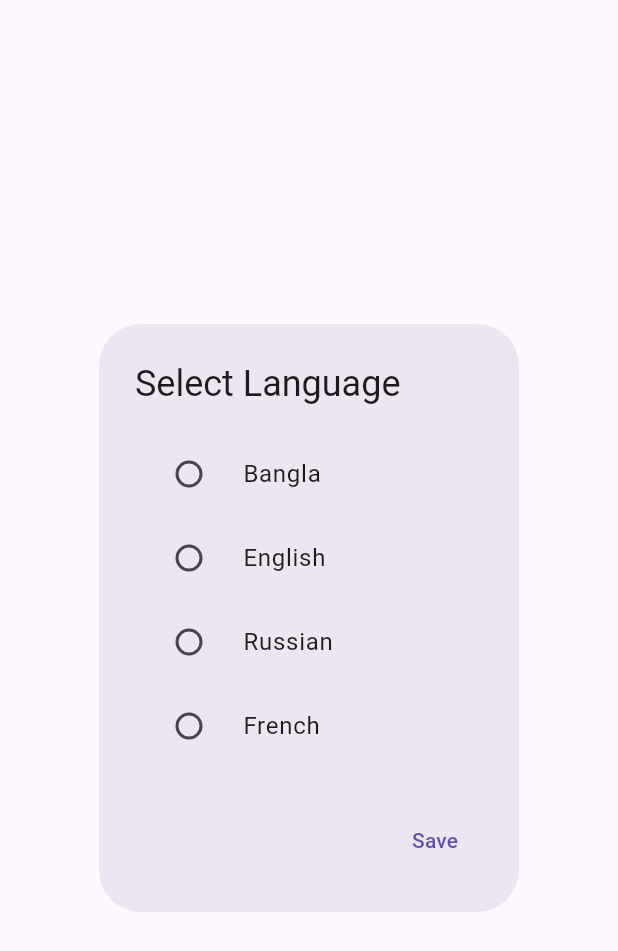
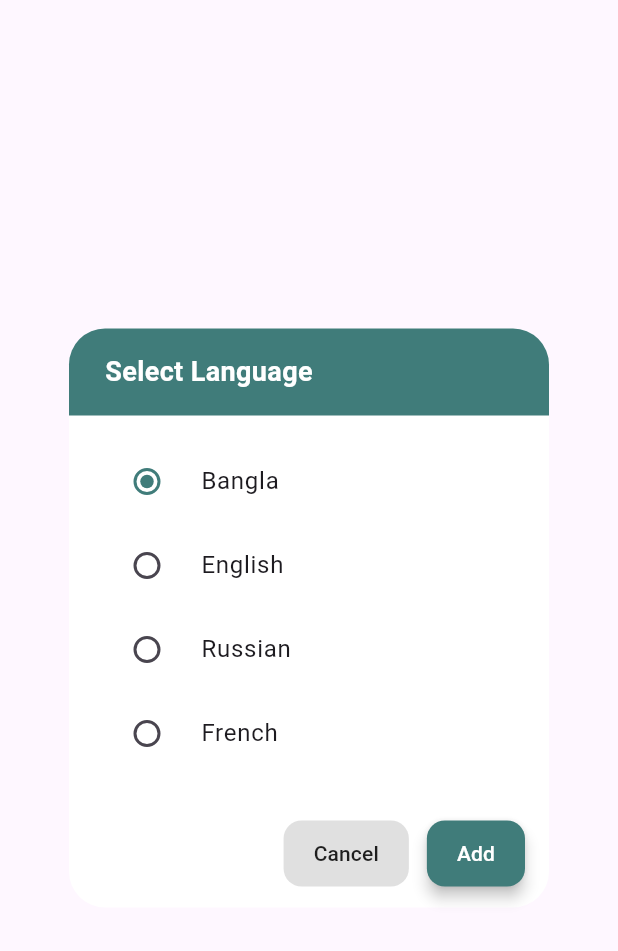
Before and after one commit to Imran-Chowdhury/Data_Pollex, a Flutter app: the AddLanguageDialog widget shown alone on an empty page, opened directly, on a phone screen of 412 x 824 dp. Shown: the top 951 px of the screen. Run offline on Flutter 3.47's test engine with Material 3 defaults, Android fonts, the phone set to English and light mode, and no system bars; our stand-ins replace cloud_firestore, equatable, firebase_auth, firebase_core, flutter_dotenv, flutter_riverpod and 3 more; missing offline and left inert: flutter_stripe, zego_uikit_prebuilt_call; accounts and stored records are empty.

Commit message:
Update add_language_dialog.dart

```diff
--- a/lib/src/features/teacher/manage_lesson/presentation/widgets/add_language_dialog.dart
+++ b/lib/src/features/teacher/manage_lesson/presentation/widgets/add_language_dialog.dart
@@ -2,12 +2,12 @@ import 'package:data_pollex/src/features/auth/presentation/providers/auth_provid
 import 'package:flutter/material.dart';
 import 'package:flutter_riverpod/flutter_riverpod.dart';
 
+import '../../../../../core/utils/color.dart';
+import '../../../manage_schedule/presentation/widgets/calendar_button.dart';
 import '../view_model/manage_lesson_view_model.dart';
 
 class AddLanguageDialog extends ConsumerStatefulWidget {
-  const AddLanguageDialog({
-    super.key,
-  });
+  const AddLanguageDialog({super.key});
 
   @override
   ConsumerState<AddLanguageDialog> createState() => _AddLanguageDialogState();
@@ -15,18 +15,58 @@ class AddLanguageDialog extends ConsumerStatefulWidget {
 
 class _AddLanguageDialogState extends ConsumerState<AddLanguageDialog> {
   String? selectedLanguage;
+  final langs = const ["Bangla", "English", "Russian", "French"];
 
-  final langs = const ["Bangla", "English", "Russian", "French"];
+  @override
+  void initState() {
+    super.initState();
+    selectedLanguage = langs.first;
+  }
 
   @override
   Widget build(BuildContext context) {
     final lessonState = ref.watch(manageLessonsProvider);
-    return AlertDialog(
-      title: const Text("Select Language"),
-      content: Column(
+
+    return Dialog(
+      shape: RoundedRectangleBorder(borderRadius: BorderRadius.circular(24)),
+      elevation: 12,
+      backgroundColor: Colors.white,
+      child: ConstrainedBox(
+        constraints: BoxConstraints(
+          maxHeight: MediaQuery.of(context).size.height * 0.7,
+          minWidth: 280,
+          maxWidth: 320,
+        ),
+        child: Column(
+          mainAxisSize: MainAxisSize.min,
+          children: [
+            // Header
+            Container(
+              width: double.infinity,
+              padding: const EdgeInsets.symmetric(vertical: 16, horizontal: 24),
+              decoration: const BoxDecoration(
+                color: CustomColor.primary,
+                borderRadius: BorderRadius.vertical(top: Radius.circular(24)),
+              ),
+              child: const Text(
+                'Select Language',
+                style: TextStyle(
+                  color: CustomColor.white,
+                  fontWeight: FontWeight.bold,
+                  fontSize: 18,
+                ),
+              ),
+            ),
+
+            // Body scrollable
+            Flexible(
+              child: Padding(
+                padding: const EdgeInsets.all(16.0),
+                child: Column(
                   mainAxisSize: MainAxisSize.min,
                   children: langs.map((lang) {
                     return RadioListTile<String>(
+                      activeColor: CustomColor.primary,
                       title: Text(lang),
                       value: lang,
                       groupValue: selectedLanguage,
@@ -38,44 +78,26 @@ class _AddLanguageDialogState extends ConsumerState<AddLanguageDialog> {
                     );
                   }).toList(),
                 ),
-      // actions: [
-      //   TextButton(
-      //     onPressed: () async {
-      //       if (selectedLanguage != null) {
-      //         final teacherID = ref.read(authViewModelProvider).user!.id;
-      //         await ref
-      //             .read(manageLessonsProvider.notifier)
-      //             .addLanguage(teacherID, selectedLanguage!);
-      //
-      //         final state = ref.read(manageLessonsProvider);
-      //         if (state.hasError) {
-      //           ScaffoldMessenger.of(context).showSnackBar(
-      //             SnackBar(content: Text(state.error.toString())),
-      //           );
-      //         } else {
-      //           Navigator.pop(context);
-      //         }
-      //       }
-      //     },
-      //     child: const Text("Save"),
-      //   ),
-      // ],
+              ),
+            ),
 
-      actions: [
-        if (lessonState.isLoading)
-          const Padding(
-            padding: EdgeInsets.symmetric(horizontal: 16),
-            child: SizedBox(
-              width: 24,
-              height: 24,
-              child: CircularProgressIndicator(strokeWidth: 2),
-            ),
-          )
-        else
-          TextButton(
-            onPressed: () async {
+            // Buttons
+            Padding(
+              padding: const EdgeInsets.symmetric(vertical: 12, horizontal: 16),
+              child: Row(
+                mainAxisAlignment: MainAxisAlignment.end,
+                children: [
+                  const CalendarCancelButton(),
+                  const SizedBox(width: 12),
+                  CalendarSetButton(
+                    title: 'Add',
+                    onClicked: lessonState.isLoading
+                        ? null
+                        : () async {
                             if (selectedLanguage != null) {
-                final teacherID = ref.read(authViewModelProvider).user!.id;
+                              final teacherID =
+                                  ref.read(authViewModelProvider).user!.id;
+
                               await ref
                                   .read(manageLessonsProvider.notifier)
                                   .addLanguage(teacherID, selectedLanguage!);
@@ -84,16 +106,97 @@ class _AddLanguageDialogState extends ConsumerState<AddLanguageDialog> {
                               if (state.hasError) {
                                 Navigator.pop(context);
                                 ScaffoldMessenger.of(context).showSnackBar(
-                    SnackBar(content: Text(state.error.toString())),
+                                  SnackBar(
+                                    content: Text(
+                                      state.error.toString(),
+                                    ),
+                                  ),
                                 );
                               } else {
                                 Navigator.pop(context);
                               }
                             }
                           },
-            child: const Text("Save"),
                   ),
                 ],
+              ),
+            ),
+          ],
+        ),
+      ),
     );
   }
 }
+
+// class AddLanguageDialog extends ConsumerStatefulWidget {
+//   const AddLanguageDialog({
+//     super.key,
+//   });
+//
+//   @override
+//   ConsumerState<AddLanguageDialog> createState() => _AddLanguageDialogState();
+// }
+//
+// class _AddLanguageDialogState extends ConsumerState<AddLanguageDialog> {
+//   String? selectedLanguage;
+//
+//   final langs = const ["Bangla", "English", "Russian", "French"];
+//
+//   @override
+//   Widget build(BuildContext context) {
+//     final lessonState = ref.watch(manageLessonsProvider);
+//     return AlertDialog(
+//       title: const Text("Select Language"),
+//       content: Column(
+//         mainAxisSize: MainAxisSize.min,
+//         children: langs.map((lang) {
+//           return RadioListTile<String>(
+//             title: Text(lang),
+//             value: lang,
+//             groupValue: selectedLanguage,
+//             onChanged: (value) {
+//               setState(() {
+//                 selectedLanguage = value;
+//               });
+//             },
+//           );
+//         }).toList(),
+//       ),
+//
+//
+//       actions: [
+//         if (lessonState.isLoading)
+//           const Padding(
+//             padding: EdgeInsets.symmetric(horizontal: 16),
+//             child: SizedBox(
+//               width: 24,
+//               height: 24,
+//               child: CircularProgressIndicator(strokeWidth: 2),
+//             ),
+//           )
+//         else
+//           TextButton(
+//             onPressed: () async {
+//               if (selectedLanguage != null) {
+//                 final teacherID = ref.read(authViewModelProvider).user!.id;
+//                 await ref
+//                     .read(manageLessonsProvider.notifier)
+//                     .addLanguage(teacherID, selectedLanguage!);
+//
+//                 final state = ref.read(manageLessonsProvider);
+//                 if (state.hasError) {
+//                   Navigator.pop(context);
+//                   ScaffoldMessenger.of(context).showSnackBar(
+//                     SnackBar(content: Text(state.error.toString())),
+//                   );
+//                 } else {
+//                   Navigator.pop(context);
+//                 }
+//               }
+//             },
+//             child: const Text("Save"),
+//           ),
+//       ],
+//     );
+//   }
+// }
```
Lines whose indentation alone changed are shown as unchanged.
